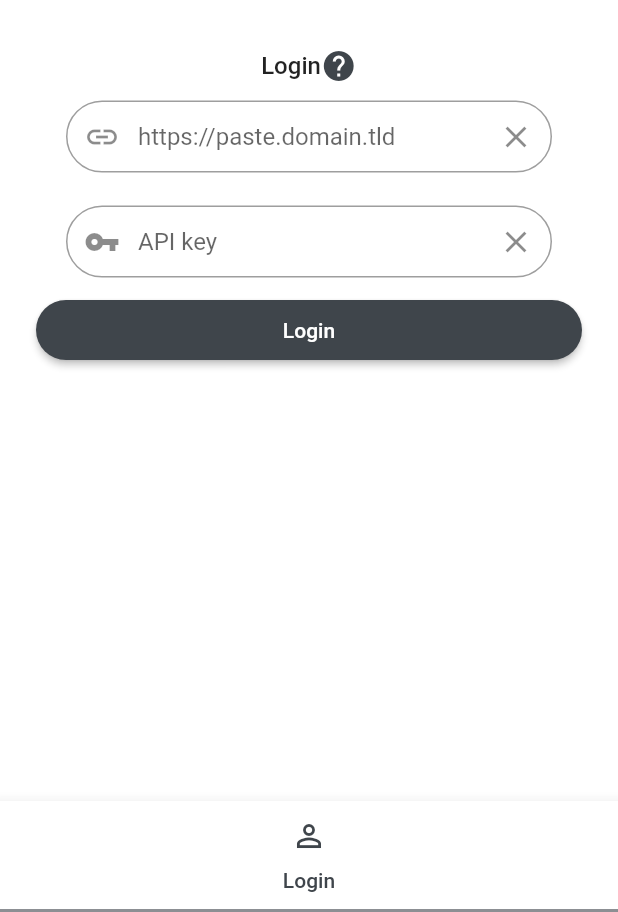
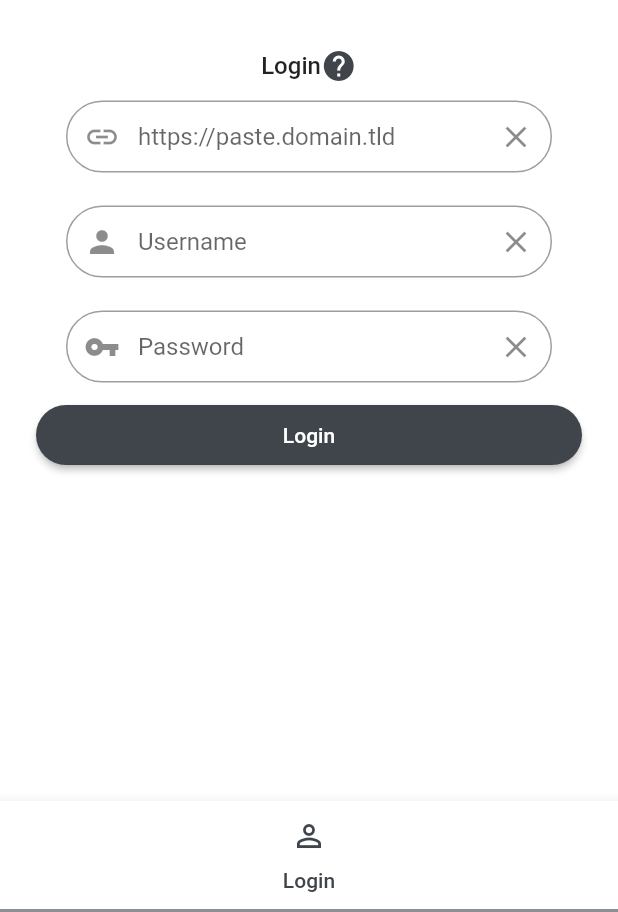
Before and after one commit to v4rakh/fbmobile, a Flutter app: the screen it shows after launch, on a phone screen of 412 x 824 dp, the part 324-1236 px from its top. Run offline on Flutter 3.47's test engine with Material 2 defaults, Android fonts, the phone set to English and light mode, and no system bars; our stand-ins replace expandable, file_picker, flutter_linkify, flutter_translate, get_it, logger and 5 more; missing offline and left inert: clipboard, receive_sharing_intent; generated files the repository leaves out were written again.

Commit message:
Replace API key login with username and password login: a valid API key will automatically be created on login

```diff
--- a/assets/i18n/en.json
+++ b/assets/i18n/en.json
@@ -47,16 +47,18 @@
     "help": "Login",
     "compatibility_dialog": {
       "title": "How to login?",
-      "body": "A FileBin instance >= 3.5.0 and a valid API key with at least access-level 'apikey' is required."
+      "body": "A FileBin instance >= 3.5.0 and valid credentials for this instance are required."
     },
     "url_placeholder": "https://paste.domain.tld",
-    "apikey_placeholder": "API key",
+    "username_placeholder": "Username",
+    "password_placeholder": "Password",
     "button": "Login",
     "errors": {
       "empty_url": "Please provide a FileBin URL",
       "no_protocol": "URLs need to include a valid protocol like http:// or https://",
       "invalid_url": "Please provide a valid FileBin URL",
-      "empty_apikey": "Please provide an API key",
+      "empty_username": "Please provide a username",
+      "empty_password": "Please provide a password",
       "wrong_credentials": "Credentials are invalid",
       "forbidden": "You're not allowed to access this instance"
     }
@@ -86,7 +88,7 @@
     "headline": "Welcome to FileBin mobile!",
     "description": "This application is a mobile client for FileBin and it's open source. It helps you to manage your pastes.\n\nIn order to use the application, you need access to a FileBin instance.",
     "faq_headline": "F.A.Q",
-    "faq": "- How do I login?\nInsert your instance URL and an API key which you can generate in the web interface of FileBin. You should use 'apikey' access-level in order to show history.\n\n- Why is storage permission required?\nIt's not required, but highly advised to grant it. Otherwise sharing files with the app won't work correctly and you might think that sharing has no effect.\n\n- When I am logged out, sharing files via share with the app won't list all files I selected after I login.\nPlease login before you start using the app. Account information are persisted. You only need to do it once.",
+    "faq": "- How do I login?\nInsert your instance URL and valid credentials you also use in the web interface of FileBin.\n\n- Why is storage permission required?\nIt's not required, but highly advised to grant it. Otherwise sharing files with the app won't work correctly and you might think that sharing has no effect.\n\n- When I am logged out, sharing files via share with the app won't list all files I selected after I login.\nPlease login before you start using the app. Account information are persisted. You only need to do it once.",
     "contact_us": "Feedback? Issues?",
     "website": "Main application: https://github.com/Bluewind/filebin\n\nMobile: https://github.com/v4rakh/fbmobile"
   },
--- /dev/null
+++ b/lib/core/models/rest/create_apikey_response.dart
@@ -0,0 +1,20 @@
+import 'package:json_annotation/json_annotation.dart';
+
+part 'create_apikey_response.g.dart';
+
+@JsonSerializable()
+class CreateApiKeyResponse {
+  @JsonKey(required: true)
+  final String status;
+
+  @JsonKey(required: true)
+  final Map<String, String> data;
+
+  CreateApiKeyResponse({this.status, this.data});
+
+  // JSON Init
+  factory CreateApiKeyResponse.fromJson(Map<String, dynamic> json) => _$CreateApiKeyResponseFromJson(json);
+
+  // JSON Export
+  Map<String, dynamic> toJson() => _$CreateApiKeyResponseToJson(this);
+}
--- /dev/null
+++ b/lib/core/repositories/user_repository.dart
@@ -0,0 +1,18 @@
+import 'dart:convert';
+
+import '../../locator.dart';
+import '../models/rest/create_apikey_response.dart';
+import '../services/api.dart';
+
+class UserRepository {
+  Api _api = locator<Api>();
+
+  Future<CreateApiKeyResponse> createApiKey(
+      String url, String username, String password, String accessLevel, String comment) async {
+    _api.setUrl(url);
+
+    var response = await _api.post('/user/create_apikey',
+        fields: {'username': username, 'password': password, 'access_level': accessLevel, 'comment': comment});
+    return CreateApiKeyResponse.fromJson(json.decode(response.body));
+  }
+}
--- /dev/null
+++ b/lib/core/services/user_service.dart
@@ -0,0 +1,12 @@
+import 'dart:async';
+
+import '../../locator.dart';
+import '../repositories/user_repository.dart';
+
+class UserService {
+  final UserRepository _userRepository = locator<UserRepository>();
+
+  Future createApiKey(String url, String username, String password, String accessLevel, String comment) async {
+    return await _userRepository.createApiKey(url, username, password, accessLevel, comment);
+  }
+}
--- a/lib/core/viewmodels/login_model.dart
+++ b/lib/core/viewmodels/login_model.dart
@@ -15,20 +15,26 @@ import '../enums/viewstate.dart';
 import '../error/rest_service_exception.dart';
 import '../error/service_exception.dart';
 import '../models/rest/config.dart';
+import '../models/rest/create_apikey_response.dart';
+import '../services/user_service.dart';
 import '../util/logger.dart';
 import 'base_model.dart';
 
 class LoginModel extends BaseModel {
   TextEditingController _uriController = new TextEditingController();
-  final TextEditingController _apiKeyController = new TextEditingController();
+  final TextEditingController _userNameController = new TextEditingController();
+  final TextEditingController _passwordController = new TextEditingController();
 
   TextEditingController get uriController => _uriController;
 
-  TextEditingController get apiKeyController => _apiKeyController;
+  TextEditingController get userNameController => _userNameController;
+
+  TextEditingController get passwordController => _passwordController;
 
   final SessionService _sessionService = locator<SessionService>();
   final StorageService _storageService = locator<StorageService>();
-  final FileService _configService = locator<FileService>();
+  final UserService _userService = locator<UserService>();
+  final FileService _fileService = locator<FileService>();
   final Logger _logger = getLogger();
 
   String errorMessage;
@@ -48,10 +54,11 @@ class LoginModel extends BaseModel {
     }
   }
 
-  Future<bool> login(String url, String apiKey) async {
+  Future<bool> login(String url, String username, String password) async {
     setState(ViewState.Busy);
 
     url = trim(url);
+    username = trim(username);
 
     if (url.isEmpty) {
       errorMessage = translate('login.errors.empty_url');
@@ -72,16 +79,24 @@ class LoginModel extends BaseModel {
       return false;
     }
 
-    if (apiKey.isEmpty) {
-      errorMessage = translate('login.errors.empty_apikey');
+    if (username.isEmpty) {
+      errorMessage = translate('login.errors.empty_username');
+      setState(ViewState.Idle);
+      return false;
+    }
+
+    if (password.isEmpty) {
+      errorMessage = translate('login.errors.empty_password');
       setState(ViewState.Idle);
       return false;
     }
 
     var success = false;
     try {
-      Config config = await _configService.getConfig(url);
-      success = await _sessionService.login(url, apiKey, config);
+      Config config = await _fileService.getConfig(url);
+      CreateApiKeyResponse apiKeyResponse =
+          await _userService.createApiKey(url, username, password, 'apikey', 'fbmobile');
+      success = await _sessionService.login(url, apiKeyResponse.data['new_key'], config);
       errorMessage = null;
     } catch (e) {
       if (e is RestServiceException) {
@@ -91,6 +106,9 @@ class LoginModel extends BaseModel {
           errorMessage = translate('login.errors.forbidden');
         } else if (e.statusCode == HttpStatus.notFound) {
           errorMessage = translate('api.incompatible_error_not_found');
+        }
+        if (e.statusCode == HttpStatus.badRequest) {
+          errorMessage = translate('api.bad_request', args: {'reason': e.responseBody.message});
         } else {
           errorMessage = translate('api.general_rest_error');
         }
--- a/lib/locator.dart
+++ b/lib/locator.dart
@@ -1,6 +1,7 @@
 import 'package:get_it/get_it.dart';
 
 import 'core/repositories/file_repository.dart';
+import 'core/repositories/user_repository.dart';
 import 'core/services/api.dart';
 import 'core/services/dialog_service.dart';
 import 'core/services/file_service.dart';
@@ -10,6 +11,7 @@ import 'core/services/permission_service.dart';
 import 'core/services/refresh_service.dart';
 import 'core/services/session_service.dart';
 import 'core/services/storage_service.dart';
+import 'core/services/user_service.dart';
 import 'core/viewmodels/about_model.dart';
 import 'core/viewmodels/history_model.dart';
 import 'core/viewmodels/home_model.dart';
@@ -30,9 +32,11 @@ void setupLocator() {
   locator.registerLazySingleton(() => Api());
 
   locator.registerLazySingleton(() => FileRepository());
+  locator.registerLazySingleton(() => UserRepository());
 
   /// services
   locator.registerLazySingleton(() => SessionService());
+  locator.registerLazySingleton(() => UserService());
   locator.registerLazySingleton(() => FileService());
   locator.registerLazySingleton(() => LinkService());
   locator.registerLazySingleton(() => PermissionService());
--- a/lib/ui/views/login_view.dart
+++ b/lib/ui/views/login_view.dart
@@ -68,7 +68,8 @@ class _LoginViewState extends State<LoginView> {
                   LoginHeaders(
                     validationMessage: model.errorMessage,
                     uriController: model.uriController,
-                    apiKeyController: model.apiKeyController,
+                    usernameController: model.userNameController,
+                    passwordController: model.passwordController,
                   ),
                   RaisedButton(
                     shape: RoundedRectangleBorder(
@@ -78,7 +79,8 @@ class _LoginViewState extends State<LoginView> {
                     color: primaryAccentColor,
                     child: Text(translate('login.button'), style: TextStyle(color: buttonForegroundColor)),
                     onPressed: () async {
-                      var loginSuccess = await model.login(model.uriController.text, model.apiKeyController.text);
+                      var loginSuccess = await model.login(
+                          model.uriController.text, model.userNameController.text, model.passwordController.text);
                       if (loginSuccess) {
                         _navigationService.navigateAndReplaceTo(HomeView.routeName);
                       }
--- a/lib/ui/widgets/login_header.dart
+++ b/lib/ui/widgets/login_header.dart
@@ -3,11 +3,16 @@ import 'package:flutter_translate/flutter_translate.dart';
 
 class LoginHeaders extends StatelessWidget {
   final TextEditingController uriController;
-  final TextEditingController apiKeyController;
+  final TextEditingController usernameController;
+  final TextEditingController passwordController;
 
   final String validationMessage;
 
-  LoginHeaders({@required this.uriController, @required this.apiKeyController, this.validationMessage});
+  LoginHeaders(
+      {@required this.uriController,
+      @required this.usernameController,
+      @required this.passwordController,
+      this.validationMessage});
 
   @override
   Widget build(BuildContext context) {
@@ -15,7 +20,10 @@ class LoginHeaders extends StatelessWidget {
       this.validationMessage != null ? Text(validationMessage, style: TextStyle(color: Colors.red)) : Container(),
       LoginTextField(uriController, translate('login.url_placeholder'), Icon(Icons.link),
           keyboardType: TextInputType.url),
-      LoginTextField(apiKeyController, translate('login.apikey_placeholder'), Icon(Icons.vpn_key), obscureText: true),
+      LoginTextField(usernameController, translate('login.username_placeholder'), Icon(Icons.person),
+          keyboardType: TextInputType.name),
+      LoginTextField(passwordController, translate('login.password_placeholder'), Icon(Icons.vpn_key),
+          obscureText: true),
     ]);
   }
 }
--- a/pubspec.yaml
+++ b/pubspec.yaml
@@ -11,7 +11,7 @@ description: A mobile client for FileBin.
 # In iOS, build-name is used as CFBundleShortVersionString while build-number used as CFBundleVersion.
 # Read more about iOS versioning at
 # https://developer.apple.com/library/archive/documentation/General/Reference/InfoPlistKeyReference/Articles/CoreFoundationKeys.html
-version: 1.0.0+4
+version: 1.1.0+5
 
 environment:
   sdk: ">=2.7.0 <3.0.0"
```
